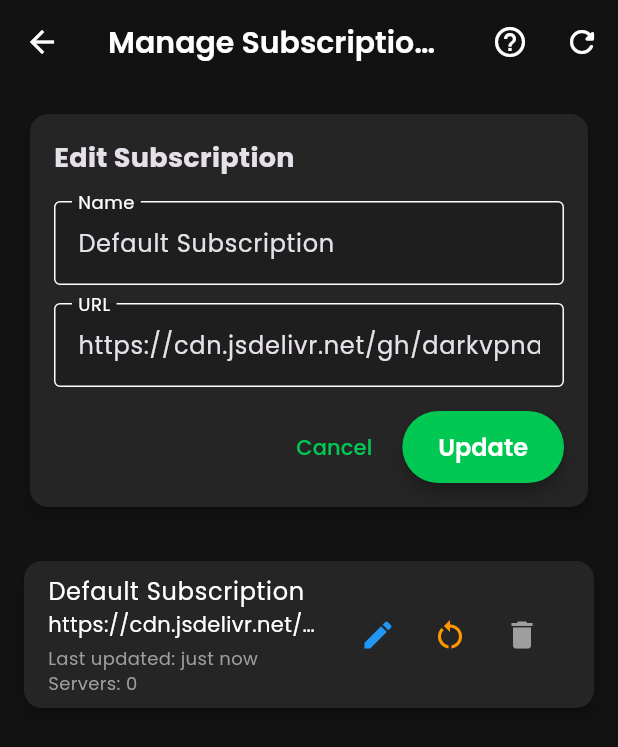
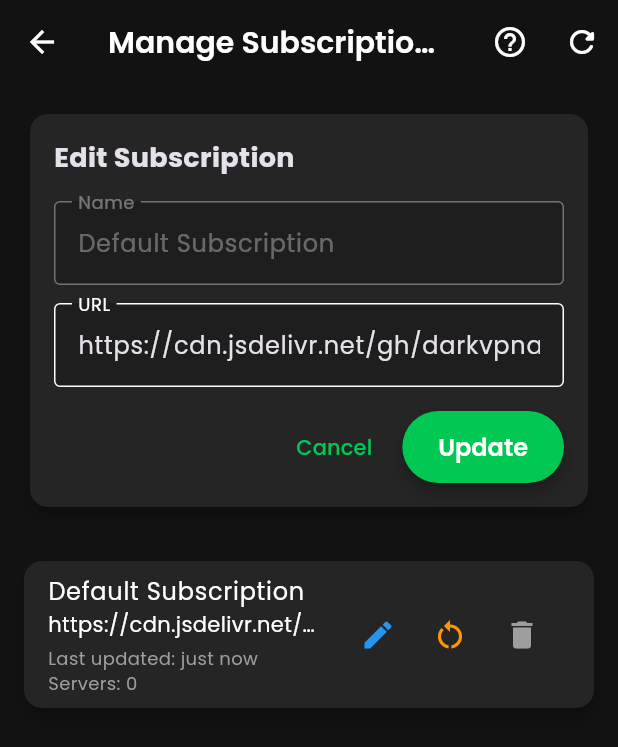
Before and after one commit to rianphlox/n-vpn, a Flutter app: the SubscriptionManagementScreen screen opened directly, after a tap on the "edit" icon, on a phone screen of 412 x 824 dp. Shown: the top 747 px of the screen. Run offline on Flutter 3.47's test engine with Material 3 defaults, Android fonts, the phone set to English and light mode, and no system bars; our stand-ins replace file_picker, flutter_animate, google_fonts, image_picker, plugin_platform_interface, shared_preferences and 1 more; accounts and stored records are empty; network calls fail.

Commit message:
add check

```diff
--- a/lib/screens/home_screen.dart
+++ b/lib/screens/home_screen.dart
@@ -150,7 +150,7 @@ class _HomeScreenState extends State<HomeScreen> {
             Text(context.tr('home.checking_config')),
           ],
         ),
-        backgroundColor: AppTheme.cardDark,
+        backgroundColor: Colors.white,
         duration: const Duration(seconds: 10),
         behavior: SnackBarBehavior.floating,
       ),
@@ -171,7 +171,7 @@ class _HomeScreenState extends State<HomeScreen> {
           SnackBar(
             content: Row(
               children: [
-                Icon(Icons.check_circle, color: AppTheme.primaryGreen, size: 20),
+                Icon(Icons.check_circle, color: const Color.fromARGB(255, 6, 66, 31), size: 20),
                 const SizedBox(width: 12),
                 Expanded(
                   child: Text(
--- a/lib/screens/subscription_management_screen.dart
+++ b/lib/screens/subscription_management_screen.dart
@@ -19,6 +19,7 @@ class _SubscriptionManagementScreenState
   final TextEditingController _nameController = TextEditingController();
   final TextEditingController _urlController = TextEditingController();
   bool _isUpdating = false;
+  bool _isEditingDefaultSubscription = false;
   String? _currentSubscriptionId;
 
   @override
@@ -33,6 +34,7 @@ class _SubscriptionManagementScreenState
       _nameController.clear();
       _urlController.clear();
       _isUpdating = false;
+      _isEditingDefaultSubscription = false;
       _currentSubscriptionId = null;
     });
   }
@@ -42,6 +44,8 @@ class _SubscriptionManagementScreenState
       _nameController.text = subscription.name;
       _urlController.text = subscription.url;
       _isUpdating = true;
+      _isEditingDefaultSubscription =
+          subscription.name.toLowerCase() == 'default subscription';
       _currentSubscriptionId = subscription.id;
     });
   }
@@ -316,7 +320,8 @@ class _SubscriptionManagementScreenState
     Subscription subscription,
   ) async {
     // Show confirmation dialog
-    final confirmed = await showDialog<bool>(
+    final confirmed =
+        await showDialog<bool>(
           context: context,
           builder: (context) => AlertDialog(
             backgroundColor: AppTheme.secondaryDark,
@@ -327,7 +332,8 @@ class _SubscriptionManagementScreenState
             ),
             content: Text(
               context.tr(
-                TranslationKeys.subscriptionManagementResetDefaultUrlConfirmation,
+                TranslationKeys
+                    .subscriptionManagementResetDefaultUrlConfirmation,
               ),
             ),
             actions: [
@@ -366,9 +372,7 @@ class _SubscriptionManagementScreenState
         ScaffoldMessenger.of(context).showSnackBar(
           SnackBar(
             content: Text(
-              context.tr(
-                TranslationKeys.subscriptionManagementDefaultUrlReset,
-              ),
+              context.tr(TranslationKeys.subscriptionManagementDefaultUrlReset),
             ),
           ),
         );
@@ -492,6 +496,9 @@ class _SubscriptionManagementScreenState
                         const SizedBox(height: 16),
                         TextField(
                           controller: _nameController,
+                          enabled:
+                              !_isUpdating ||
+                              (_isUpdating && !_isEditingDefaultSubscription),
                           decoration: InputDecoration(
                             labelText: context.tr(
                               TranslationKeys.subscriptionManagementName,
@@ -629,9 +636,9 @@ class _SubscriptionManagementScreenState
                                       ),
                                       onPressed: () =>
                                           _resetDefaultSubscriptionUrl(
-                                        context,
-                                        subscription,
-                                      ),
+                                            context,
+                                            subscription,
+                                          ),
                                       tooltip: context.tr(
                                         TranslationKeys
                                             .subscriptionManagementResetDefaultUrl,
```
